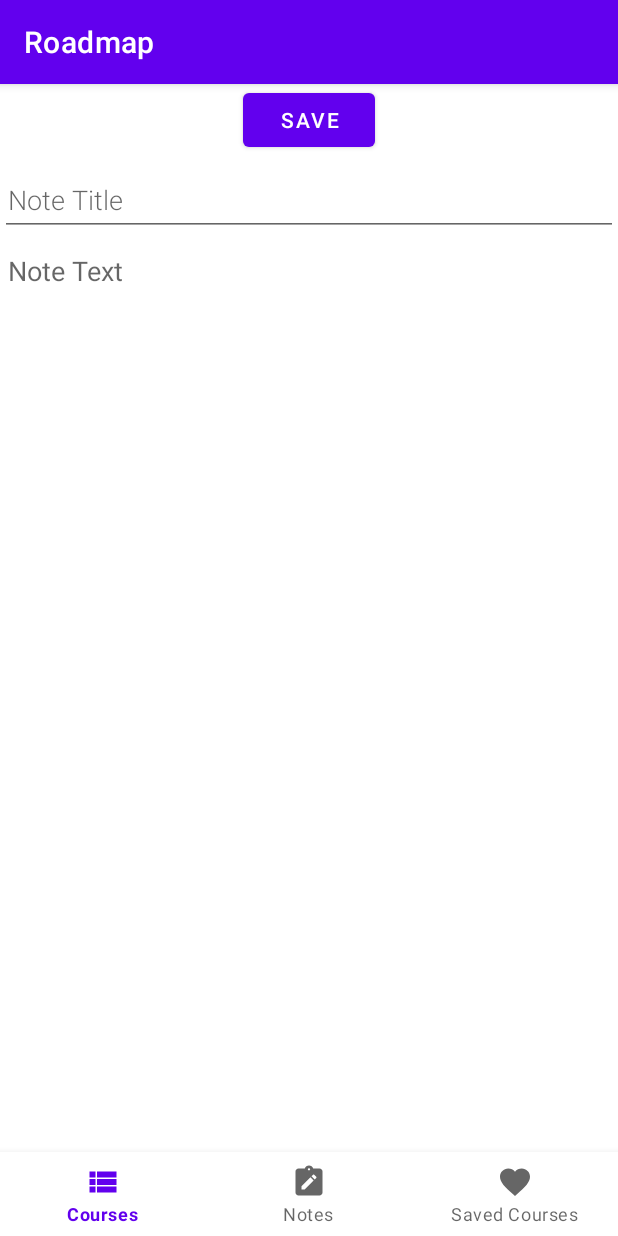
After one commit to mariasupinska/Roadmap, an Android app: the fragment NoteFormFragment placed in its activity, on a phone screen of 412 x 824 dp. The commit adds this screen. Run offline under Robolectric (Android 15) with nearby library versions, the phone set to English and light mode, and no system bars; our stand-ins replace Room's generated code.

Commit message:
you can add new note now

```diff
--- /dev/null
+++ b/app/src/main/java/com/example/roadmap/NoteFormFragment.java
@@ -0,0 +1,92 @@
+package com.example.roadmap;
+
+import android.os.Bundle;
+import android.view.LayoutInflater;
+import android.view.View;
+import android.view.ViewGroup;
+import android.widget.Button;
+import android.widget.EditText;
+
+import androidx.fragment.app.Fragment;
+import androidx.fragment.app.FragmentTransaction;
+import androidx.lifecycle.ViewModelProvider;
+
+import com.example.roadmap.database.RoadmapViewModel;
+import com.example.roadmap.database.entities.Note;
+
+public class NoteFormFragment extends Fragment {
+
+    private String formType;
+    private String editNoteTitle;
+    private String editNoteText;
+    private int notesLength;
+
+    public NoteFormFragment() {
+        // Required empty public constructor
+    }
+    public NoteFormFragment(int notesLength) {
+        this.notesLength = notesLength;
+        // Required empty public constructor
+    }
+    public NoteFormFragment(String formType, String editNoteTitle, String editNoteText) {
+        this.formType = formType;
+        this.editNoteTitle = editNoteTitle;
+        this.editNoteText = editNoteText;
+    }
+
+    /**
+     * Use this factory method to create a new instance of
+     * this fragment using the provided parameters.
+     *
+     * @return A new instance of fragment CoursesFragment.
+     */
+    // TODO: Rename and change types and number of parameters
+    public static NoteFormFragment newInstance(String param1, String param2) {
+        NoteFormFragment fragment = new NoteFormFragment();
+        Bundle args = new Bundle();
+        fragment.setArguments(args);
+        return fragment;
+    }
+
+    @Override
+    public void onCreate(Bundle savedInstanceState) {
+        super.onCreate(savedInstanceState);
+        if (getArguments() != null) {
+        }
+    }
+
+    @Override
+    public View onCreateView(LayoutInflater inflater, ViewGroup container,
+                             Bundle savedInstanceState) {
+        View view = inflater.inflate(R.layout.fragment_note_form, container, false);
+
+        EditText editTitle = view.findViewById(R.id.note_title_edit);
+        EditText editText = view.findViewById(R.id.note_text_edit);
+        Button saveNote = view.findViewById(R.id.button_save_note);
+
+        if(formType == "edit")
+        {
+            editTitle.setText(editNoteTitle);
+            editText.setText(editNoteText);
+        }
+
+        RoadmapViewModel roadmapViewModel = new ViewModelProvider(this).get(RoadmapViewModel.class);
+
+        saveNote.setOnClickListener(new View.OnClickListener() {
+            @Override
+            public void onClick(View view) {
+                String title = editTitle.getText().toString();
+                String text = editText.getText().toString();
+                roadmapViewModel.insertNote(new Note(notesLength+1, title, text));
+
+                FragmentTransaction fragmentTransaction = getActivity().
+                        getSupportFragmentManager().beginTransaction();
+                fragmentTransaction.replace(R.id.frame_layout, new NotesFragment());
+                fragmentTransaction.commit();
+            }
+        });
+
+        // Inflate the layout for this fragment
+        return view;
+    }
+}
--- a/app/src/main/java/com/example/roadmap/database/RoadmapViewModel.java
+++ b/app/src/main/java/com/example/roadmap/database/RoadmapViewModel.java
@@ -60,15 +60,15 @@ public class RoadmapViewModel extends AndroidViewModel {
     public List<CourseWithCourseItems> findAllCoursesWithCourseItems() {return coursesWithCourseItems;}
     public List<QuizWithQuestions> findAllQuizesWithQuestions() {return quizesWithQuestions;}
 
-    void insertNote(Note note){
+    public void insertNote(Note note){
         roadmapRepository.insertNote(note);
     }
 
-    void updateNote(Note note){
+    public void updateNote(Note note){
         roadmapRepository.updateNote(note);
     }
 
-    void deleteNote(Note note){
+    public void deleteNote(Note note){
         roadmapRepository.deleteNote(note);
     }
 }
--- /dev/null
+++ b/app/src/main/res/layout/fragment_note_form.xml
@@ -0,0 +1,61 @@
+<?xml version="1.0" encoding="utf-8"?>
+<FrameLayout xmlns:android="http://schemas.android.com/apk/res/android"
+    xmlns:tools="http://schemas.android.com/tools"
+    android:layout_width="match_parent"
+    android:layout_height="match_parent"
+    tools:context=".CoursesFragment">
+
+    <LinearLayout
+        android:orientation="vertical"
+        android:layout_width="match_parent"
+        android:layout_height="match_parent">
+    <Button
+        android:id="@+id/button_save_note"
+        android:layout_width="wrap_content"
+        android:layout_height="wrap_content"
+        android:layout_gravity="center"
+        android:text="@string/button_save"/>
+
+        <EditText
+            android:id="@+id/note_title_edit"
+            android:layout_width="match_parent"
+            android:layout_height="wrap_content"
+            android:layout_marginTop="5dp"
+            android:layout_marginBottom="5dp"
+            android:fontFamily="sans-serif-light"
+            android:hint="@string/hint_note_title"
+            android:inputType="textAutoComplete"
+            android:minHeight="48dp"
+            android:padding="5dp"
+            android:textSize="18sp" />
+
+<!--        <EditText-->
+<!--            android:id="@+id/note_text"-->
+<!--            android:layout_width="match_parent"-->
+<!--            android:layout_height="match_parent"-->
+<!--            android:layout_marginTop="5dp"-->
+<!--            android:layout_marginBottom="5dp"-->
+<!--            android:fontFamily="sans-serif-light"-->
+<!--            android:hint="@string/hint_note_text"-->
+<!--            android:inputType="text|textMultiLine"-->
+<!--            android:minHeight="48dp"-->
+<!--            android:padding="5dp"-->
+<!--            android:textSize="18sp" />-->
+        <ScrollView
+            android:id="@+id/ScrollView01"
+            android:layout_width="match_parent"
+            android:layout_height="match_parent">
+
+            <EditText
+                android:id="@+id/note_text_edit"
+                android:layout_width="wrap_content"
+                android:layout_height="wrap_content"
+                android:padding="5dp"
+                android:hint="@string/hint_note_text"
+                android:inputType="text|textMultiLine"
+                android:background="@null"/>
+
+        </ScrollView>
+    </LinearLayout>
+
+</FrameLayout>
--- a/app/src/main/res/layout/single_note.xml
+++ b/app/src/main/res/layout/single_note.xml
@@ -17,7 +17,7 @@
         android:gravity="center"/>
 
     <TextView
-        android:id="@+id/note_item_name"
+        android:id="@+id/note_item_text"
         android:layout_width="match_parent"
         android:layout_height="wrap_content"
         android:textSize="11sp"
--- a/app/src/main/res/values/strings.xml
+++ b/app/src/main/res/values/strings.xml
@@ -9,4 +9,7 @@
     <string name="notes_fragment">Notes</string>
     <string name="saved_courses">Saved Courses</string>
     <string name="add_note">Add Note</string>
+    <string name="button_save">Save</string>
+    <string name="hint_note_title">Note Title</string>
+    <string name="hint_note_text">Note Text</string>
 </resources>
```
Also changed, not shown: app/src/main/java/com/example/roadmap/AddNoteFragment.java (deleted, +0 -43 lines), app/src/main/java/com/example/roadmap/NotesFragment.java (+3 -4 lines), app/src/main/res/layout/fragment_add_note.xml (deleted, +0 -14 lines).
